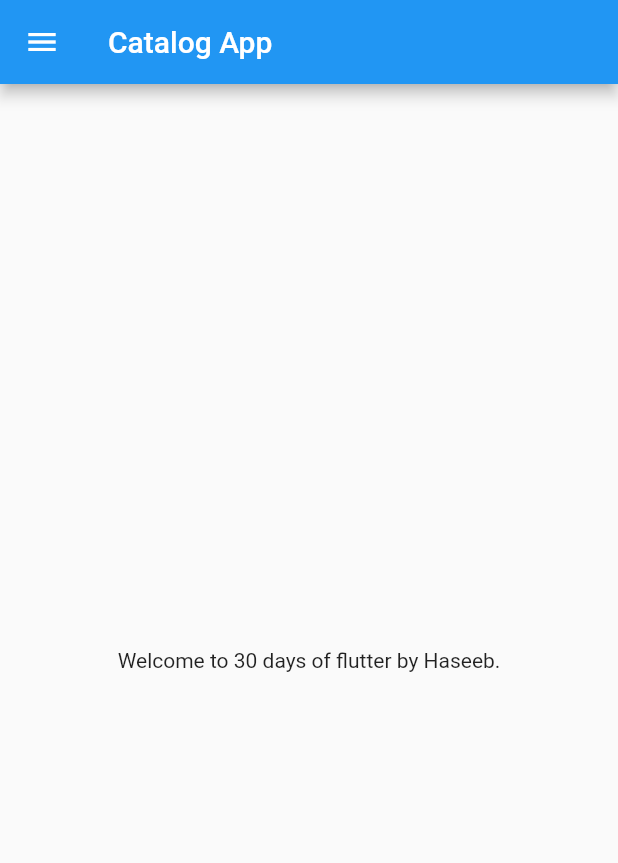
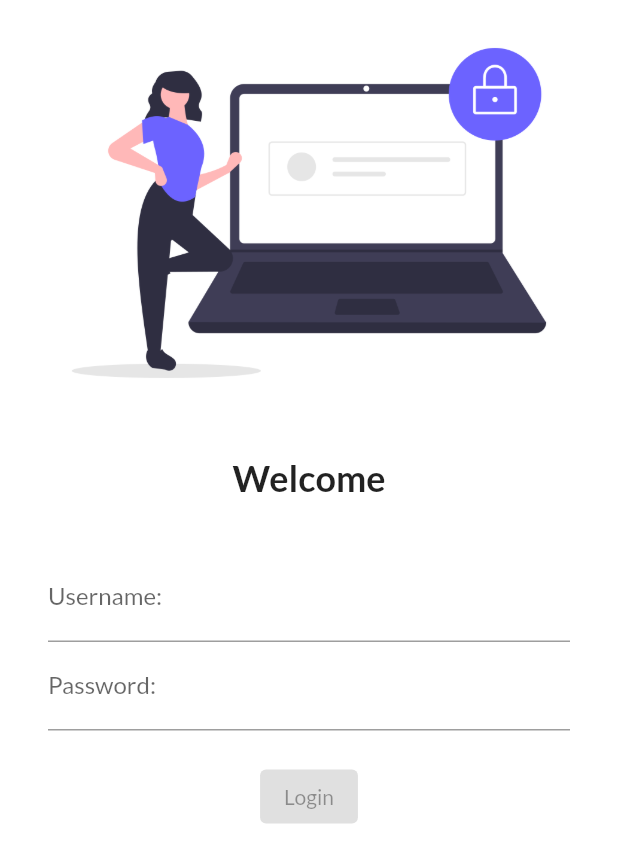
Before and after one commit to haseeb8118/30_days_of_flutter, a Flutter app: the screen it shows after launch, on a phone screen of 412 x 824 dp. Shown: the top 863 px of the screen. Run offline on Flutter 3.47's test engine with Material 2 defaults, Android fonts, the phone set to English and light mode, and no system bars; our stand-ins replace google_fonts; statements that could not run were skipped.

Commit message:
Day 3 and day 4 tasks

```diff
--- a/lib/main.dart
+++ b/lib/main.dart
@@ -1,5 +1,7 @@
 import 'package:flutter/material.dart';
-import 'package:flutter_application_3/home_page.dart';
+import 'package:flutter_application_3/pages/home_page.dart';
+import 'package:flutter_application_3/pages/login_page.dart';
+import 'package:google_fonts/google_fonts.dart';
 
 void main() {
   runApp(MyApp());
@@ -9,7 +11,20 @@ class MyApp extends StatelessWidget {
   @override
   Widget build(BuildContext context) {
     return MaterialApp(
-      home: HomePage()
+      themeMode: ThemeMode.light,
+      theme: ThemeData(
+        primarySwatch: Colors.deepPurple,
+        fontFamily: GoogleFonts.lato().fontFamily
+      ),
+      darkTheme: ThemeData(
+        brightness: Brightness.dark
+          ),
+          initialRoute: "/",
+          routes: {
+            "/" :(context) => LoginPage(),
+            "/home" :(context) => HomePage(),
+            "/Login" :(context) => LoginPage()
+          },
     );
   }
 }
--- /dev/null
+++ b/lib/pages/login_page.dart
@@ -0,0 +1,63 @@
+import 'package:flutter/material.dart';
+
+class LoginPage extends StatelessWidget {
+  @override
+  Widget build(BuildContext context) {
+    return Material(
+        color: Colors.white,
+        child: Column(
+          children: [
+            Image.asset("assets/images/login_image.png", fit: BoxFit.cover),
+            SizedBox(height: 20.0),
+            Text(
+              "Welcome",
+              style: TextStyle(
+                fontSize: 24,
+                fontWeight: FontWeight.bold,
+              ),
+            ),
+            SizedBox(
+              height: 20.0,
+            ),
+            Padding(
+              padding:
+                  const EdgeInsets.symmetric(vertical: 16.0, horizontal: 32),
+              child: Column(
+                children: [
+                  TextFormField(
+                    decoration: InputDecoration(
+                        hintText: "Enter username", labelText: "Username:"),
+                  ),
+                  TextFormField(
+                    obscureText: true,
+                    decoration: InputDecoration(
+                        hintText: "Enter password", labelText: "Password:"),
+                  ),
+                  SizedBox(height: 20.0),
+                  ElevatedButton(
+                    onPressed: () {
+                      print("Hello there!")
+                    },
+                    child: Text("Login"),
+                    style: TextButton.styleFrom(),
+                  )
+                ],
+              ),
+            )
+          ],
+        )
+
+        /*Center(
+        child: Text("Login Page", style: TextStyle(
+          fontSize: 20,
+          color: Colors.blue,
+          fontWeight: FontWeight.bold
+
+        ),
+        textScaleFactor: 2.0,
+        ),
+
+      ),*/
+        );
+  }
+}
--- a/pubspec.yaml
+++ b/pubspec.yaml
@@ -34,6 +34,7 @@ dependencies:
   # The following adds the Cupertino Icons font to your application.
   # Use with the CupertinoIcons class for iOS style icons.
   cupertino_icons: ^1.0.2
+  google_fonts: ^2.3.1
 
 dev_dependencies:
   flutter_test:
@@ -58,8 +59,8 @@ flutter:
   uses-material-design: true
 
   # To add assets to your application, add an assets section, like this:
-  # assets:
-  #   - images/a_dot_burr.jpeg
+  assets:
+   - assets/images/
   #   - images/a_dot_ham.jpeg
 
   # An image asset can refer to one or more resolution-specific "variants", see
```
Also changed, not shown: assets/images/login_image.png (added), lib/pages/home_page.dart (renamed from lib/home_page.dart), pubspec.lock.
